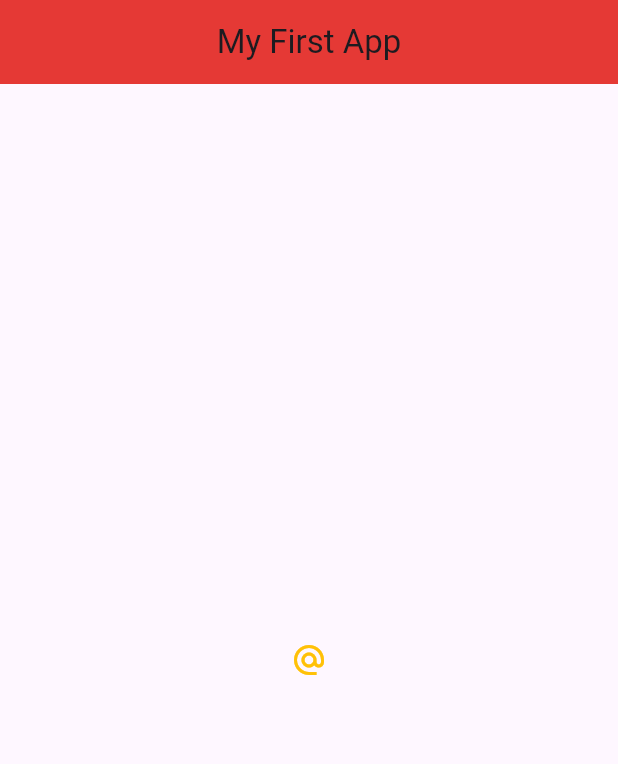
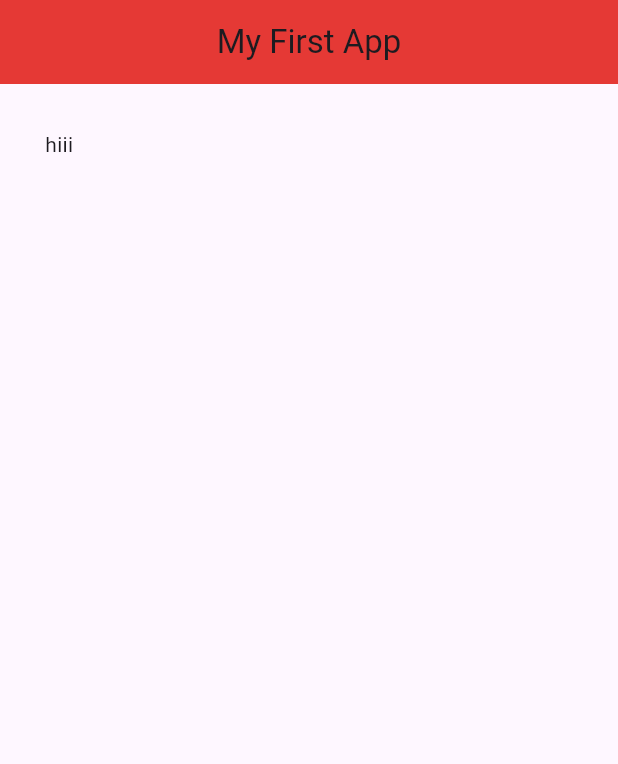
Before and after one commit to AaronKurian/First_Flutter_App, a Flutter app: the screen it shows after launch, on a phone screen of 412 x 824 dp. Shown: the top 764 px of the screen. Run offline on Flutter 3.47's test engine with Material 3 defaults, Android fonts, the phone set to English and light mode, and no system bars.

Commit message:
fix: Used Containers and Padding

```diff
--- a/lib/main.dart
+++ b/lib/main.dart
@@ -11,22 +11,31 @@ class Home extends StatelessWidget {
   @override
   Widget build(BuildContext context) {
     return Scaffold(
-    appBar: AppBar(
-      title: Text('My First App'),
-      centerTitle: true,
-      backgroundColor: Colors.red[600],
-    ),
-    body: Center(
+      appBar: AppBar(
+        title: Text('My First App'),
+        centerTitle: true,
+        backgroundColor: Colors.red[600],
+      ),
 
-      child: IconButton(
-          onPressed: () {
-            print('you clicked me');
-          },
-          icon: Icon(Icons.alternate_email),
-          style: ElevatedButton.styleFrom(
-            iconColor: Colors.amber, // Correct way to set background color
-          ),
-        ),
+      body: Padding(padding: EdgeInsets.all(30.0), child: Text('hiii'),
+
+      // body: Container(
+      //   padding: EdgeInsets.symmetric(horizontal: 20.0, vertical: 30.0),
+      //   margin: EdgeInsets.all(30.0),
+      //   color: Colors.grey[400],
+      //   child: Text('hello'),
+
+    // body: Center(
+
+    //   child: IconButton(
+    //       onPressed: () {
+    //         print('you clicked me');
+    //       },
+    //       icon: Icon(Icons.alternate_email),
+    //       style: ElevatedButton.styleFrom(
+    //         iconColor: Colors.amber, // Correct way to set background color
+    //       ),
+    //     ),
 
       // child: ElevatedButton.icon(
       //     onPressed: () {
```
